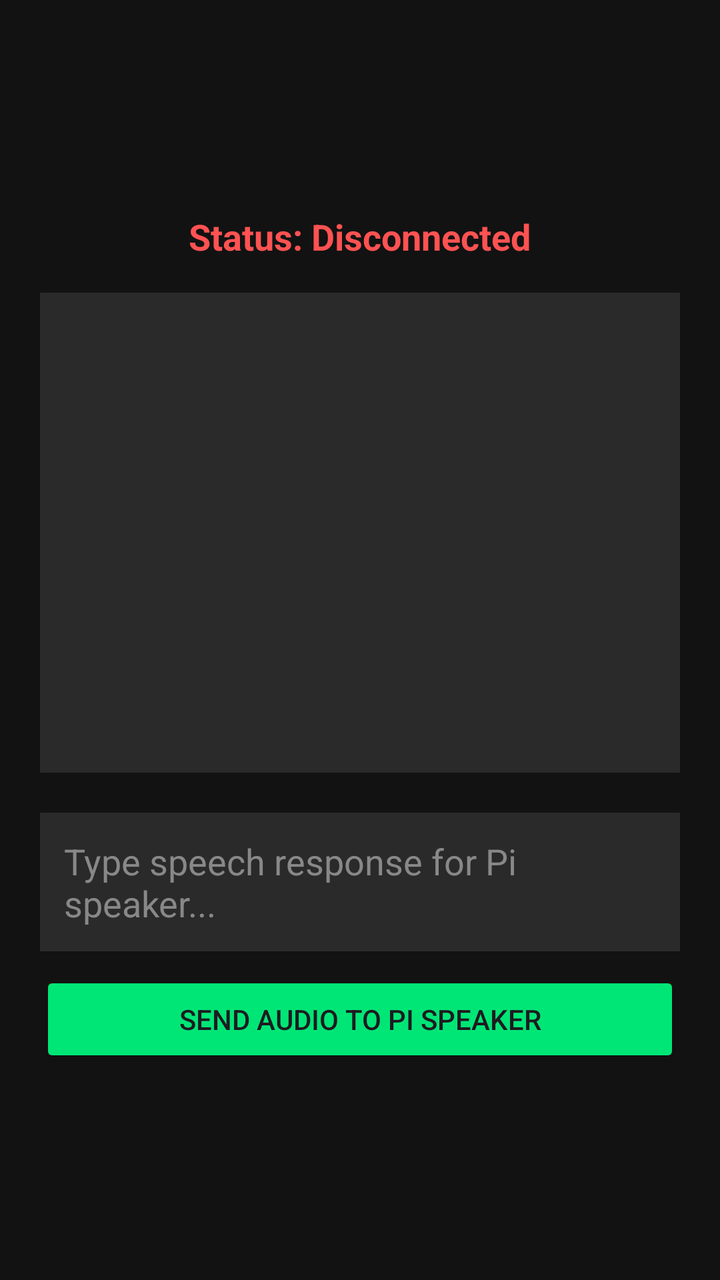
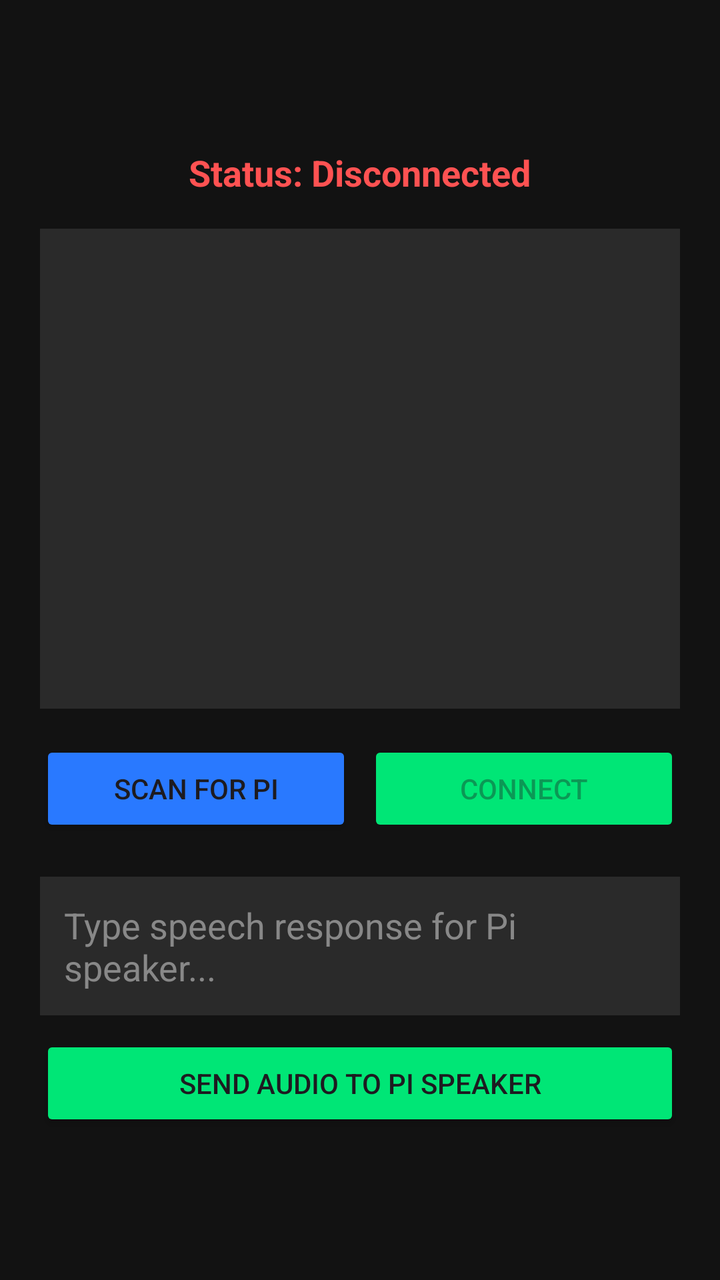

Compare the two renders of this Android layout. The source of the first and the diff that turns it into the second are given below.
<!-- AndroidManifest.xml: application theme Theme.NecklaceDataProcessing -->
<!-- res/layout/activity_main.xml -->
<?xml version="1.0" encoding="utf-8"?>
<LinearLayout xmlns:android="http://schemas.android.com/apk/res/android"
    android:layout_width="match_parent"
    android:layout_height="match_parent"
    android:orientation="vertical"
    android:gravity="center"
    android:padding="20dp"
    android:background="#121212">

    <TextView
        android:id="@+id/tvStatus"
        android:layout_width="wrap_content"
        android:layout_height="wrap_content"
        android:text="Status: Disconnected"
        android:textColor="#FF5252"
        android:textSize="18sp"
        android:textStyle="bold"
        android:layout_marginBottom="16dp"/>

    <ImageView
        android:id="@+id/ivNecklaceFeed"
        android:layout_width="320dp"
        android:layout_height="240dp"
        android:background="#2A2A2A"
        android:scaleType="fitCenter"/>

    <EditText
        android:id="@+id/etSpeechInput"
        android:layout_width="match_parent"
        android:layout_height="wrap_content"
        android:hint="Type speech response for Pi speaker..."
        android:textColorHint="#888888"
        android:textColor="#FFFFFF"
        android:layout_marginTop="20dp"
        android:padding="12dp"
        android:background="#2A2A2A"/>

    <Button
        android:id="@+id/btnSendSpeech"
        android:layout_width="match_parent"
        android:layout_height="wrap_content"
        android:text="Send Audio to Pi Speaker"
        android:layout_marginTop="10dp"
        android:backgroundTint="#00E676"/>
</LinearLayout>
<!-- resources referenced by this layout -->
<resources>
  <style name="Theme.NecklaceDataProcessing" parent="Base.Theme.NecklaceDataProcessing" />
  <style name="Base.Theme.NecklaceDataProcessing" parent="Theme.Material3.DayNight.NoActionBar">
          
          
      </style>
</resources>

<!-- the commit's change to res/layout/activity_main.xml (unified diff, before → after) -->
@@ -24,6 +24,33 @@
         android:background="#2A2A2A"
         android:scaleType="fitCenter"/>
 
+    
+    <LinearLayout
+        android:id="@+id/layoutDiscovery"
+        android:layout_width="match_parent"
+        android:layout_height="wrap_content"
+        android:orientation="horizontal"
+        android:layout_marginTop="16dp">
+
+        <Button
+            android:id="@+id/btnScan"
+            android:layout_width="0dp"
+            android:layout_height="wrap_content"
+            android:layout_weight="1"
+            android:text="Scan for Pi"
+            android:backgroundTint="#2979FF"/>
+
+        <Button
+            android:id="@+id/btnConnect"
+            android:layout_width="0dp"
+            android:layout_height="wrap_content"
+            android:layout_weight="1"
+            android:layout_marginStart="8dp"
+            android:text="Connect"
+            android:enabled="false"
+            android:backgroundTint="#00E676"/>
+    </LinearLayout>
+
     <EditText
         android:id="@+id/etSpeechInput"
         android:layout_width="match_parent"
